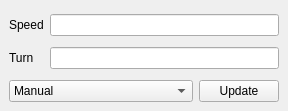
Above: src/designer/widget_motionControl.ui from marsinstituteSC/MissionControl before the change. Below: the same form after it.
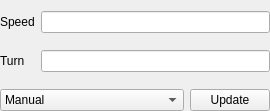
That is the form after the change.

The edit to the form file:
```diff
--- a/src/designer/widget_motionControl.ui
+++ b/src/designer/widget_motionControl.ui
@@ -32,20 +32,8 @@
    <property name="bottomMargin">
     <number>0</number>
    </property>
-   <property name="spacing">
-    <number>0</number>
-   </property>
-   <item row="0" column="0">
-    <widget class="QFrame" name="frame">
-     <property name="frameShape">
-      <enum>QFrame::NoFrame</enum>
-     </property>
-     <property name="frameShadow">
-      <enum>QFrame::Sunken</enum>
-     </property>
-     <layout class="QGridLayout" name="gridLayout_2">
       <item row="1" column="0">
-       <widget class="QComboBox" name="manipMode">
+    <widget class="QComboBox" name="combo_manipulation">
         <item>
          <property name="text">
           <string>Manual</string>
@@ -64,15 +52,15 @@
        </widget>
       </item>
       <item row="1" column="1">
-       <widget class="QPushButton" name="updateMotionButton">
+    <widget class="QPushButton" name="button_update">
         <property name="text">
          <string>Update</string>
         </property>
        </widget>
       </item>
       <item row="0" column="0" colspan="2">
-       <widget class="QFrame" name="frame">
-        <layout class="QGridLayout" name="gridLayout">
+    <widget class="QFrame" name="frame_inputs">
+     <layout class="QGridLayout" name="grid_inputs">
          <property name="leftMargin">
           <number>0</number>
          </property>
@@ -107,10 +95,7 @@
           </widget>
          </item>
          <item row="1" column="1">
-          <widget class="QLineEdit" name="turnLineEdit"/>
-         </item>
-        </layout>
-       </widget>
+       <widget class="QLineEdit" name="lineedit_turn"/>
       </item>
      </layout>
     </widget>
```
Left out of the diff: 12 changed lines with no effect on the pictures. Lines whose indentation alone changed are shown as unchanged.
